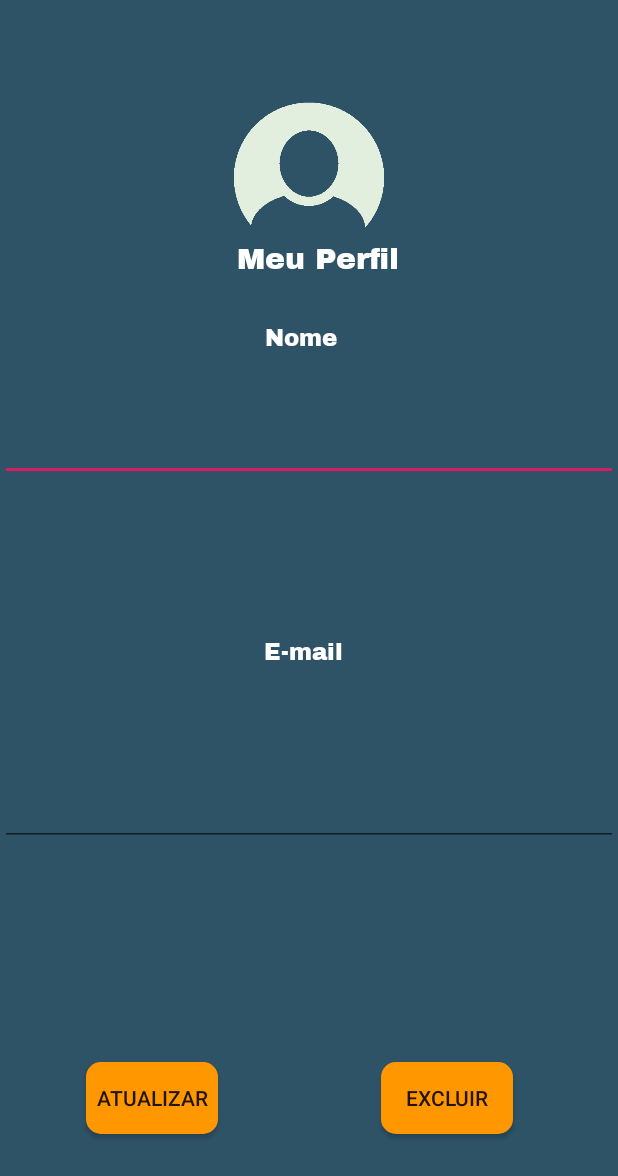
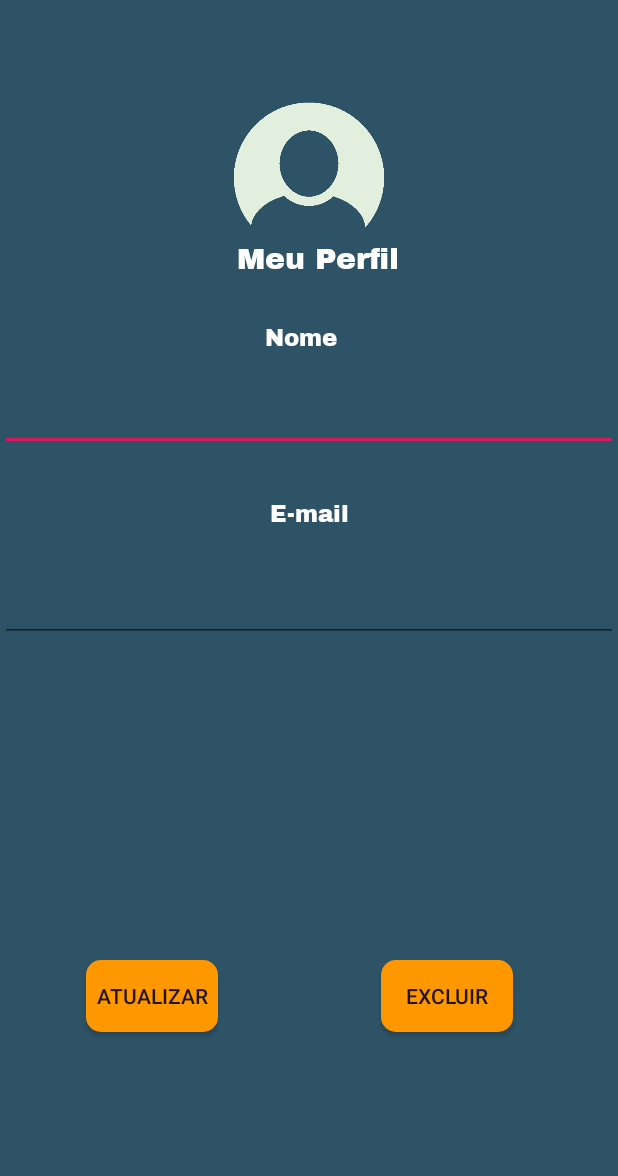
Before and after one commit to italoa7x/projetoPDS, an Android app: the MeuPerfil screen opened directly, with no data from a screen before it, on a phone screen of 412 x 824 dp. Shown: the top 1176 px of the screen. Run offline under Robolectric (Android 15) with nearby library versions, the phone set to English and light mode, and no system bars; our stand-ins replace Firebase (no records; nobody signed in at launch, a user with empty details on screens opened directly).

Commit message:
Ajustes na tela de perfil e método de excluir conta criado

```diff
--- a/CointerProject/app/src/main/res/layout/activity_meu_perfil.xml
+++ b/CointerProject/app/src/main/res/layout/activity_meu_perfil.xml
@@ -36,14 +36,12 @@
         android:id="@+id/txt"
         android:layout_width="wrap_content"
         android:layout_height="wrap_content"
-        android:layout_marginTop="30dp"
+        android:layout_marginTop="32dp"
         android:fontFamily="@font/archivo_black"
         android:text="E-mail"
         android:textColor="#FFFFFF"
         android:textSize="15dp"
-        app:layout_constraintBottom_toTopOf="@+id/areaEmailusuario"
         app:layout_constraintEnd_toEndOf="parent"
-        app:layout_constraintHorizontal_bias="0.49"
         app:layout_constraintStart_toStartOf="parent"
         app:layout_constraintTop_toBottomOf="@+id/areaNomeUsuario" />
 
@@ -66,7 +64,7 @@
         android:id="@+id/areaNomeUsuario"
         android:layout_width="0dp"
         android:layout_height="wrap_content"
-        android:layout_marginTop="40dp"
+        android:layout_marginTop="20dp"
         android:ems="10"
         android:inputType="textPersonName"
         app:layout_constraintEnd_toEndOf="parent"
@@ -77,13 +75,13 @@
         android:id="@+id/areaEmailusuario"
         android:layout_width="0dp"
         android:layout_height="wrap_content"
-        android:layout_marginBottom="260dp"
+        android:layout_marginTop="30dp"
         android:ems="10"
         android:inputType="textPersonName"
-        app:layout_constraintBottom_toBottomOf="parent"
         app:layout_constraintEnd_toEndOf="parent"
         app:layout_constraintHorizontal_bias="0.0"
-        app:layout_constraintStart_toStartOf="parent" />
+        app:layout_constraintStart_toStartOf="parent"
+        app:layout_constraintTop_toBottomOf="@+id/txt" />
 
     <Button
         android:id="@+id/btExcluirConta"
@@ -93,6 +91,7 @@
         android:layout_marginTop="75dp"
         android:layout_marginEnd="69dp"
         android:background="@drawable/estilo_bt_redondo"
+        android:onClick="excluirConta"
         android:text="Excluir"
         app:layout_constraintBottom_toBottomOf="parent"
         app:layout_constraintEnd_toEndOf="parent"
@@ -108,6 +107,7 @@
         android:layout_marginTop="76dp"
         android:layout_marginEnd="99dp"
         android:background="@drawable/estilo_bt_redondo"
+        android:onClick="atualizarDados"
         android:text="Atualizar"
         app:layout_constraintBottom_toBottomOf="parent"
         app:layout_constraintEnd_toStartOf="@+id/btExcluirConta"
```
Also changed, not shown: CointerProject/app/src/main/java/br/com/cointerproject/MeuPerfil.java (+47 -1 lines).
